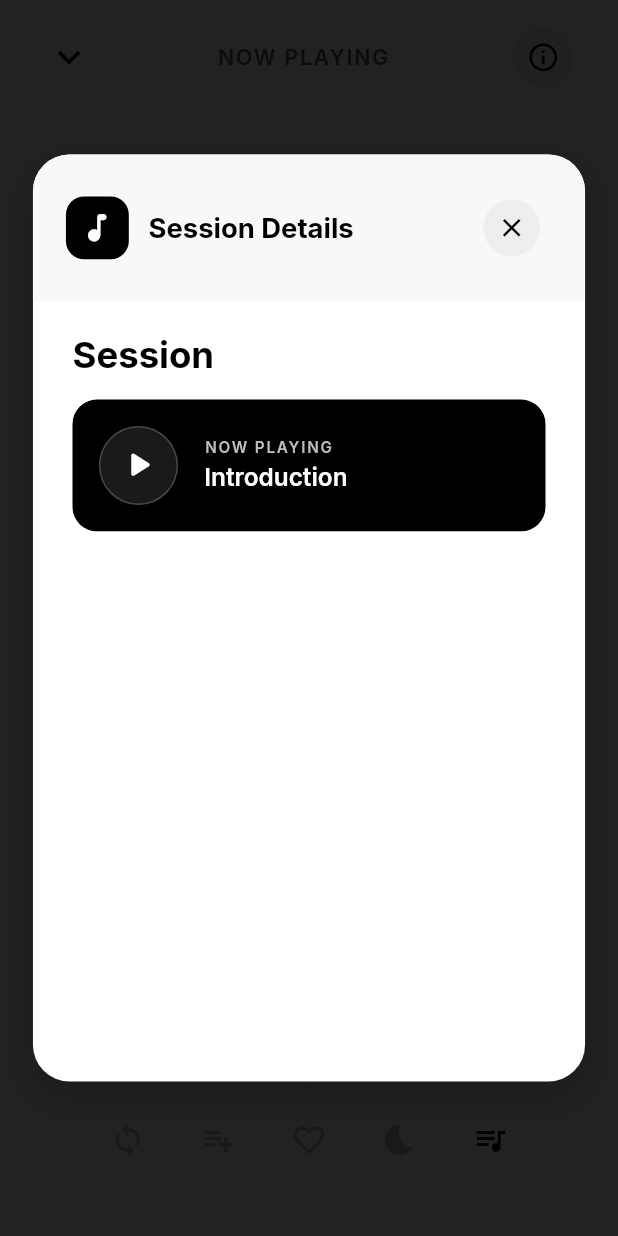
After one commit to ParvinT/insidex_app, a Flutter app: the AudioPlayerScreen screen opened by its route, after a tap on the "info outline" icon, on a phone screen of 412 x 824 dp. The commit adds this screen. Run offline on Flutter 3.47's test engine with Material 3 defaults, Android fonts, the phone set to English and light mode, and no system bars; our stand-ins replace cached_network_image, cloud_firestore, cloud_functions, file_picker, firebase_analytics, firebase_auth and 9 more; accounts and stored records are empty; generated files the repository leaves out were written again.

Commit message:
adding session info for audio player

```diff
--- a/lib/features/player/audio_player_screen.dart
+++ b/lib/features/player/audio_player_screen.dart
@@ -9,13 +9,8 @@ import 'widgets/player_modals.dart';
 import 'package:firebase_auth/firebase_auth.dart';
 import 'package:cloud_firestore/cloud_firestore.dart';
 import 'package:marquee/marquee.dart';
+import 'widgets/session_info_modal.dart';
 
-/// Expected session shape:
-/// {
-///   "title": "...",
-///   "intro": { "title": "...", "audioUrl": "...", "duration": 120 },
-///   "subliminal": { "title": "...", "audioUrl": "...", "duration": 3600 }
-/// }
 class AudioPlayerScreen extends StatefulWidget {
   final Map<String, dynamic>? sessionData;
   const AudioPlayerScreen({super.key, this.sessionData});
@@ -401,8 +396,12 @@ class _AudioPlayerScreenState extends State<AudioPlayerScreen>
   Widget build(BuildContext context) {
     return Scaffold(
       backgroundColor: Colors.white,
-      body: Container(
-        color: Colors.white, // Variant B: plain white surface
+      body: Stack(
+        // ← Container yerine Stack
+        children: [
+          // Mevcut UI (Container ile sarmalanmış)
+          Container(
+            color: Colors.white,
             child: SafeArea(
               child: Column(
                 children: [
@@ -429,6 +428,8 @@ class _AudioPlayerScreenState extends State<AudioPlayerScreen>
               ),
             ),
           ),
+        ],
+      ),
     );
   }
 
@@ -453,11 +454,31 @@ class _AudioPlayerScreenState extends State<AudioPlayerScreen>
             style: GoogleFonts.inter(
               fontSize: 14.sp,
               fontWeight: FontWeight.w600,
-              color: const Color(0xFF5A5A5A), // mid gray
+              color: const Color(0xFF5A5A5A),
               letterSpacing: 1.2,
             ),
           ),
-          const SizedBox(width: 24), // 3-dot menu removed
+          IconButton(
+            icon: Container(
+              padding: EdgeInsets.all(8.w),
+              decoration: BoxDecoration(
+                color: Colors.grey[200],
+                shape: BoxShape.circle,
+              ),
+              child: Icon(
+                Icons.info_outline,
+                color: Colors.black,
+                size: 22.sp,
+              ),
+            ),
+            onPressed: () {
+              SessionInfoModal.show(
+                context: context,
+                session: _session,
+                currentTrack: _currentTrack,
+              );
+            },
+          ),
         ],
       ),
     );
--- /dev/null
+++ b/lib/features/player/widgets/session_info_modal.dart
@@ -0,0 +1,559 @@
+import 'package:flutter/material.dart';
+import 'package:flutter_screenutil/flutter_screenutil.dart';
+import 'package:google_fonts/google_fonts.dart';
+
+class SessionInfoModal {
+  static void show({
+    required BuildContext context,
+    required Map<String, dynamic> session,
+    required String currentTrack,
+  }) {
+    showGeneralDialog(
+      context: context,
+      barrierDismissible: true,
+      barrierLabel: 'Dismiss',
+      barrierColor: Colors.black87,
+      transitionDuration: const Duration(milliseconds: 300),
+      pageBuilder: (context, animation, secondaryAnimation) {
+        return Container();
+      },
+      transitionBuilder: (context, animation, secondaryAnimation, child) {
+        return FadeTransition(
+          opacity: animation,
+          child: ScaleTransition(
+            scale: Tween<double>(begin: 0.9, end: 1.0).animate(
+              CurvedAnimation(
+                parent: animation,
+                curve: Curves.easeOutBack,
+              ),
+            ),
+            child: _SessionInfoContent(
+              session: session,
+              currentTrack: currentTrack,
+              animation: animation,
+            ),
+          ),
+        );
+      },
+    );
+  }
+}
+
+class _SessionInfoContent extends StatelessWidget {
+  final Map<String, dynamic> session;
+  final String currentTrack;
+  final Animation<double> animation;
+
+  const _SessionInfoContent({
+    required this.session,
+    required this.currentTrack,
+    required this.animation,
+  });
+
+  @override
+  Widget build(BuildContext context) {
+    final screenWidth = MediaQuery.of(context).size.width;
+    final screenHeight = MediaQuery.of(context).size.height;
+    final isTablet = screenWidth > 600;
+
+    final modalWidth = isTablet ? screenWidth * 0.6 : screenWidth * 0.9;
+    final maxModalWidth = 500.0;
+    final modalHeight = screenHeight * 0.75;
+
+    return Center(
+      child: Container(
+        width: modalWidth > maxModalWidth ? maxModalWidth : modalWidth,
+        height: modalHeight,
+        margin: EdgeInsets.symmetric(horizontal: 20.w),
+        decoration: BoxDecoration(
+          color: Colors.white,
+          borderRadius: BorderRadius.circular(24.r),
+          boxShadow: [
+            BoxShadow(
+              color: Colors.black.withOpacity(0.2),
+              blurRadius: 20,
+              offset: const Offset(0, 10),
+            ),
+          ],
+        ),
+        child: Column(
+          children: [
+            _buildHeader(context),
+            Expanded(
+              child: SingleChildScrollView(
+                padding: EdgeInsets.symmetric(horizontal: 24.w),
+                child: Column(
+                  crossAxisAlignment: CrossAxisAlignment.start,
+                  children: [
+                    _buildSessionTitle(),
+                    if (session['description'] != null) _buildDescription(),
+                    _buildNowPlayingCard(),
+                    if (session['howToListen'] != null ||
+                        session['listeningTips'] != null)
+                      _buildListeningGuide(),
+                    if (session['benefits'] != null &&
+                        (session['benefits'] as List).isNotEmpty)
+                      _buildBenefits(),
+                    if (currentTrack == 'subliminal' &&
+                        session['subliminal']?['affirmations'] != null)
+                      _buildAffirmations(),
+                    SizedBox(height: 24.h),
+                  ],
+                ),
+              ),
+            ),
+          ],
+        ),
+      ),
+    );
+  }
+
+  Widget _buildHeader(BuildContext context) {
+    return Container(
+      padding: EdgeInsets.all(20.w),
+      decoration: BoxDecoration(
+        color: const Color(0xFFF8F8F8),
+        borderRadius: BorderRadius.vertical(top: Radius.circular(24.r)),
+      ),
+      child: Row(
+        children: [
+          Container(
+            padding: EdgeInsets.all(8.w),
+            decoration: BoxDecoration(
+              color: Colors.black,
+              borderRadius: BorderRadius.circular(12.r),
+            ),
+            child: Icon(
+              Icons.music_note_rounded,
+              color: Colors.white,
+              size: 24.sp,
+            ),
+          ),
+          SizedBox(width: 12.w),
+          Expanded(
+            child: Text(
+              'Session Details',
+              style: GoogleFonts.inter(
+                fontSize: 18.sp,
+                fontWeight: FontWeight.w700,
+                color: Colors.black,
+                decoration: TextDecoration.none,
+              ),
+            ),
+          ),
+          IconButton(
+            onPressed: () => Navigator.of(context).pop(),
+            icon: Container(
+              padding: EdgeInsets.all(8.w),
+              decoration: BoxDecoration(
+                color: Colors.grey[200],
+                shape: BoxShape.circle,
+              ),
+              child: Icon(
+                Icons.close,
+                color: Colors.black,
+                size: 20.sp,
+              ),
+            ),
+          ),
+        ],
+      ),
+    );
+  }
+
+  Widget _buildSessionTitle() {
+    // Title'ı temizle
+    String cleanTitle = (session['title'] ?? 'Untitled Session')
+        .replaceAll(RegExp(r'<[^>]*>'), '')
+        .replaceAll(RegExp(r'\*\*([^\*]*)\*\*'), '\$1')
+        .replaceAll(RegExp(r'__([^_]*)__'), '\$1')
+        .replaceAll(RegExp(r'\*([^\*]*)\*'), '\$1')
+        .replaceAll(RegExp(r'_([^_]*)_'), '\$1')
+        .replaceAll(RegExp(r'<u>([^<]*)</u>'), '\$1')
+        .replaceAll(RegExp(r'<mark>([^<]*)</mark>'), '\$1')
+        .trim();
+
+    return Padding(
+      padding: EdgeInsets.only(top: 20.h, bottom: 16.h),
+      child: Text(
+        cleanTitle,
+        style: GoogleFonts.inter(
+          fontSize: 24.sp,
+          fontWeight: FontWeight.w700,
+          color: Colors.black,
+          decoration: TextDecoration.none,
+        ),
+      ),
+    );
+  }
+
+  Widget _buildDescription() {
+    // Description'ı temizle - HTML/Markdown tag'lerini kaldır
+    String cleanDescription = session['description'] ?? '';
+
+    // Basit HTML tag temizleme
+    cleanDescription = cleanDescription
+        .replaceAll(RegExp(r'<[^>]*>'), '') // HTML tags
+        .replaceAll(RegExp(r'\*\*([^\*]*)\*\*'), '\$1') // Bold markdown
+        .replaceAll(RegExp(r'__([^_]*)__'), '\$1') // Bold markdown
+        .replaceAll(RegExp(r'\*([^\*]*)\*'), '\$1') // Italic markdown
+        .replaceAll(RegExp(r'_([^_]*)_'), '\$1') // Italic markdown
+        .replaceAll(RegExp(r'<u>([^<]*)</u>'), '\$1') // Underline HTML
+        .replaceAll(RegExp(r'<mark>([^<]*)</mark>'), '\$1') // Highlight HTML
+        .trim();
+
+    return Column(
+      crossAxisAlignment: CrossAxisAlignment.start,
+      children: [
+        Text(
+          'ABOUT THIS SESSION',
+          style: GoogleFonts.inter(
+            fontSize: 11.sp,
+            fontWeight: FontWeight.w600,
+            color: Colors.grey[700],
+            letterSpacing: 1.2,
+            decoration: TextDecoration.none, // Alt çizgi yok
+          ),
+        ),
+        SizedBox(height: 8.h),
+        Text(
+          cleanDescription,
+          style: GoogleFonts.inter(
+            fontSize: 14.sp,
+            color: Colors.grey[800],
+            height: 1.6,
+            decoration: TextDecoration.none, // Alt çizgi yok
+          ),
+        ),
+        SizedBox(height: 24.h),
+      ],
+    );
+  }
+
+  Widget _buildNowPlayingCard() {
+    final trackData =
+        currentTrack == 'intro' ? session['intro'] : session['subliminal'];
+
+    // Track title ve description'ı temizle
+    String cleanTrackTitle = (trackData?['title'] ??
+            (currentTrack == 'intro' ? 'Introduction' : 'Subliminal'))
+        .replaceAll(RegExp(r'<[^>]*>'), '')
+        .replaceAll(RegExp(r'\*\*([^\*]*)\*\*'), '\$1')
+        .replaceAll(RegExp(r'__([^_]*)__'), '\$1')
+        .replaceAll(RegExp(r'\*([^\*]*)\*'), '\$1')
+        .replaceAll(RegExp(r'_([^_]*)_'), '\$1')
+        .replaceAll(RegExp(r'<u>([^<]*)</u>'), '\$1')
+        .replaceAll(RegExp(r'<mark>([^<]*)</mark>'), '\$1')
+        .trim();
+
+    String? cleanTrackDescription;
+    if (trackData?['description'] != null) {
+      cleanTrackDescription = trackData['description']
+          .replaceAll(RegExp(r'<[^>]*>'), '')
+          .replaceAll(RegExp(r'\*\*([^\*]*)\*\*'), '\$1')
+          .replaceAll(RegExp(r'__([^_]*)__'), '\$1')
+          .replaceAll(RegExp(r'\*([^\*]*)\*'), '\$1')
+          .replaceAll(RegExp(r'_([^_]*)_'), '\$1')
+          .replaceAll(RegExp(r'<u>([^<]*)</u>'), '\$1')
+          .replaceAll(RegExp(r'<mark>([^<]*)</mark>'), '\$1')
+          .trim();
+    }
+
+    return Container(
+      margin: EdgeInsets.only(bottom: 24.h),
+      padding: EdgeInsets.all(16.w),
+      decoration: BoxDecoration(
+        color: Colors.black,
+        borderRadius: BorderRadius.circular(16.r),
+      ),
+      child: Row(
+        children: [
+          Container(
+            width: 48.w,
+            height: 48.w,
+            decoration: BoxDecoration(
+              color: Colors.white.withOpacity(0.1),
+              shape: BoxShape.circle,
+              border: Border.all(
+                color: Colors.white.withOpacity(0.2),
+                width: 1,
+              ),
+            ),
+            child: Icon(
+              Icons.play_arrow_rounded,
+              color: Colors.white,
+              size: 28.sp,
+            ),
+          ),
+          SizedBox(width: 16.w),
+          Expanded(
+            child: Column(
+              crossAxisAlignment: CrossAxisAlignment.start,
+              children: [
+                Text(
+                  'NOW PLAYING',
+                  style: GoogleFonts.inter(
+                    fontSize: 10.sp,
+                    color: Colors.grey[400],
+                    fontWeight: FontWeight.w600,
+                    letterSpacing: 1.2,
+                    decoration: TextDecoration.none,
+                  ),
+                ),
+                SizedBox(height: 4.h),
+                Text(
+                  cleanTrackTitle,
+                  style: GoogleFonts.inter(
+                    fontSize: 16.sp,
+                    fontWeight: FontWeight.w600,
+                    color: Colors.white,
+                    decoration: TextDecoration.none,
+                  ),
+                ),
+                if (cleanTrackDescription != null)
+                  Text(
+                    cleanTrackDescription,
+                    style: GoogleFonts.inter(
+                      fontSize: 12.sp,
+                      color: Colors.grey[500],
+                      decoration: TextDecoration.none,
+                    ),
+                    maxLines: 1,
+                    overflow: TextOverflow.ellipsis,
+                  ),
+              ],
+            ),
+          ),
+        ],
+      ),
+    );
+  }
+
+  Widget _buildListeningGuide() {
+    // Default listening tips if not provided
+    final tips = session['listeningTips'] ??
+        [
+          '2-3 times daily',
+          'Safe during rest or sleep',
+          'Stay hydrated',
+          'Not for use while driving'
+        ];
+
+    return Column(
+      crossAxisAlignment: CrossAxisAlignment.start,
+      children: [
+        Text(
+          'HOW TO LISTEN',
+          style: GoogleFonts.inter(
+            fontSize: 11.sp,
+            fontWeight: FontWeight.w600,
+            color: Colors.grey[700],
+            letterSpacing: 1.2,
+          ),
+        ),
+        SizedBox(height: 12.h),
+        Container(
+          padding: EdgeInsets.all(16.w),
+          decoration: BoxDecoration(
+            color: Colors.grey[50],
+            borderRadius: BorderRadius.circular(12.r),
+            border: Border.all(
+              color: Colors.grey[200]!,
+              width: 1,
+            ),
+          ),
+          child: Column(
+            children: (tips as List)
+                .map((tip) => Padding(
+                      padding: EdgeInsets.only(bottom: 8.h),
+                      child: Row(
+                        crossAxisAlignment: CrossAxisAlignment.start,
+                        children: [
+                          Container(
+                            margin: EdgeInsets.only(top: 2.h),
+                            child: Icon(
+                              Icons.check_circle_outline,
+                              size: 16.sp,
+                              color: Colors.grey[600],
+                            ),
+                          ),
+                          SizedBox(width: 8.w),
+                          Expanded(
+                            child: Text(
+                              tip.toString(),
+                              style: GoogleFonts.inter(
+                                fontSize: 13.sp,
+                                color: Colors.grey[800],
+                                height: 1.4,
+                              ),
+                            ),
+                          ),
+                        ],
+                      ),
+                    ))
+                .toList(),
+          ),
+        ),
+        SizedBox(height: 24.h),
+      ],
+    );
+  }
+
+  Widget _buildBenefits() {
+    final benefits = session['benefits'] as List;
+
+    return Column(
+      crossAxisAlignment: CrossAxisAlignment.start,
+      children: [
+        Text(
+          'BENEFITS',
+          style: GoogleFonts.inter(
+            fontSize: 11.sp,
+            fontWeight: FontWeight.w600,
+            color: Colors.grey[700],
+            letterSpacing: 1.2,
+          ),
+        ),
+        SizedBox(height: 12.h),
+        ...benefits
+            .map((benefit) => Container(
+                  margin: EdgeInsets.only(bottom: 8.h),
+                  padding:
+                      EdgeInsets.symmetric(horizontal: 12.w, vertical: 8.h),
+                  decoration: BoxDecoration(
+                    color: Colors.grey[50],
+                    borderRadius: BorderRadius.circular(8.r),
+                    border: Border.all(
+                      color: Colors.grey[200]!,
+                      width: 1,
+                    ),
+                  ),
+                  child: Row(
+                    crossAxisAlignment: CrossAxisAlignment.start,
+                    children: [
+                      Container(
+                        margin: EdgeInsets.only(top: 6.h),
+                        width: 4.w,
+                        height: 4.w,
+                        decoration: BoxDecoration(
+                          color: Colors.black,
+                          shape: BoxShape.circle,
+                        ),
+                      ),
+                      SizedBox(width: 10.w),
+                      Expanded(
+                        child: Text(
+                          benefit.toString(),
+                          style: GoogleFonts.inter(
+                            fontSize: 13.sp,
+                            color: Colors.grey[800],
+                            height: 1.4,
+                          ),
+                        ),
+                      ),
+                    ],
+                  ),
+                ))
+            .toList(),
+        SizedBox(height: 24.h),
+      ],
+    );
+  }
+
+  Widget _buildAffirmations() {
+    final affirmations = session['subliminal']['affirmations'] as List?;
+    if (affirmations == null || affirmations.isEmpty) return const SizedBox();
+
+    return Column(
+      crossAxisAlignment: CrossAxisAlignment.start,
+      children: [
+        Row(
+          children: [
+            Icon(
+              Icons.auto_awesome,
+              color: Colors.black,
+              size: 18.sp,
+            ),
+            SizedBox(width: 8.w),
+            Text(
+              'HIDDEN AFFIRMATIONS',
+              style: GoogleFonts.inter(
+                fontSize: 11.sp,
+                fontWeight: FontWeight.w600,
+                color: Colors.grey[700],
+                letterSpacing: 1.2,
+              ),
+            ),
+          ],
+        ),
+        SizedBox(height: 12.h),
+        Container(
+          padding: EdgeInsets.all(16.w),
+          decoration: BoxDecoration(
+            color: Colors.grey[50],
+            borderRadius: BorderRadius.circular(12.r),
+            border: Border.all(
+              color: Colors.grey[200]!,
+              width: 1,
+            ),
+          ),
+          child: Column(
+            crossAxisAlignment: CrossAxisAlignment.start,
+            children: [
+              Text(
+                'These affirmations are embedded in the subliminal track:',
+                style: GoogleFonts.inter(
+                  fontSize: 12.sp,
+                  color: Colors.grey[600],
+                ),
+              ),
+              SizedBox(height: 12.h),
+              ...affirmations
+                  .take(5)
+                  .map((affirmation) => Padding(
+                        padding: EdgeInsets.only(bottom: 8.h),
+                        child: Row(
+                          crossAxisAlignment: CrossAxisAlignment.start,
+                          children: [
+                            Text(
+                              '•',
+                              style: TextStyle(
+                                fontSize: 14.sp,
+                                color: Colors.black,
+                                fontWeight: FontWeight.bold,
+                              ),
+                            ),
+                            SizedBox(width: 8.w),
+                            Expanded(
+                              child: Text(
+                                affirmation.toString(),
+                                style: GoogleFonts.inter(
+                                  fontSize: 12.sp,
+                                  color: Colors.grey[800],
+                                  fontStyle: FontStyle.italic,
+                                ),
+                              ),
+                            ),
+                          ],
+                        ),
+                      ))
+                  .toList(),
+              if (affirmations.length > 5)
+                Padding(
+                  padding: EdgeInsets.only(top: 8.h),
+                  child: Text(
+                    '+ ${affirmations.length - 5} more affirmations',
+                    style: GoogleFonts.inter(
+                      fontSize: 11.sp,
+                      color: Colors.grey[600],
+                      fontWeight: FontWeight.w500,
+                    ),
+                  ),
+                ),
+            ],
+          ),
+        ),
+      ],
+    );
+  }
+}
```
Lines whose indentation alone changed are shown as unchanged.
